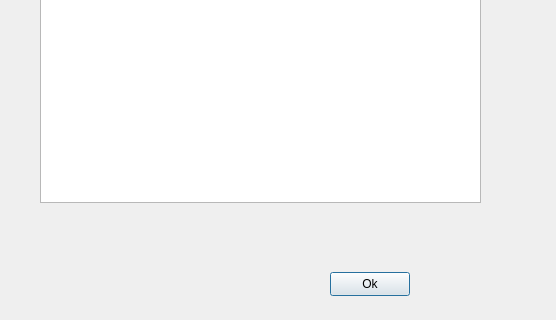
This is chess_pairing_program/tournamentslist.ui in szachiszta/chess-pairing-program as Qt 5 draws it before an edit; both pictures show x 0 to 556 and y 158 to 478 of the 556 by 478 pixel window. The edited form follows.
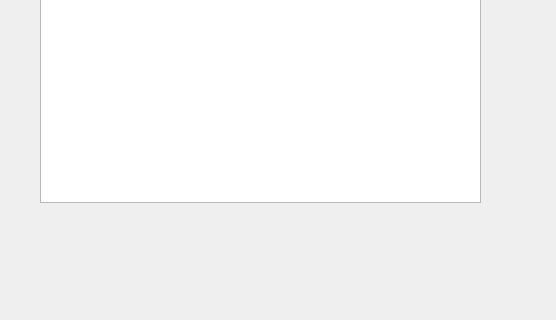
This is the edited form.

Patch:
```diff
--- a/chess_pairing_program/tournamentslist.ui
+++ b/chess_pairing_program/tournamentslist.ui
@@ -13,19 +13,6 @@
   <property name="windowTitle">
    <string>Dialog</string>
   </property>
-  <widget class="QPushButton" name="pushButton">
-   <property name="geometry">
-    <rect>
-     <x>330</x>
-     <y>430</y>
-     <width>80</width>
-     <height>24</height>
-    </rect>
-   </property>
-   <property name="text">
-    <string>Ok</string>
-   </property>
-  </widget>
   <widget class="QTableView" name="tableView">
    <property name="geometry">
     <rect>
```
